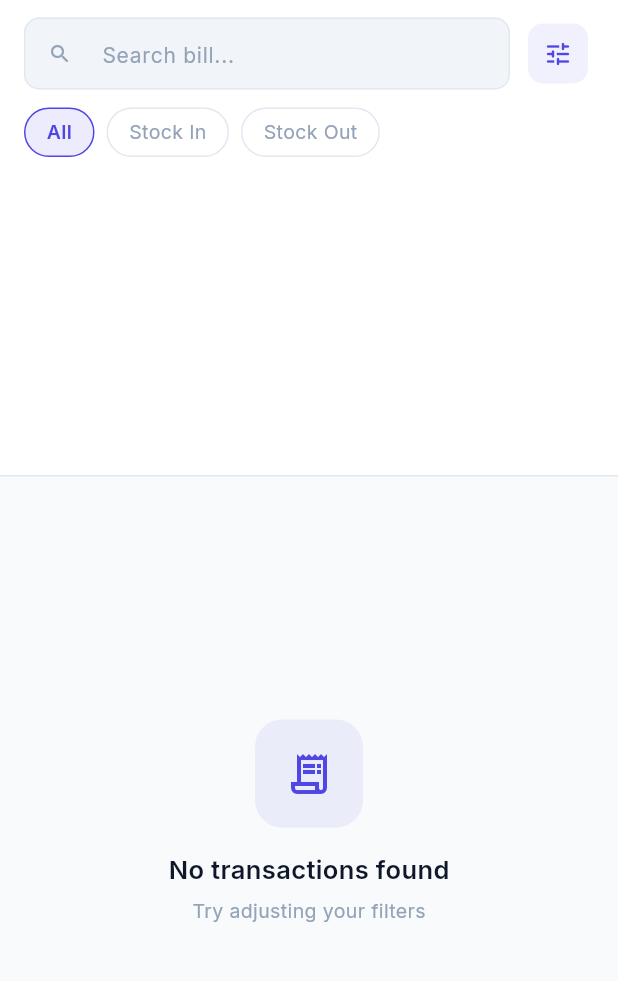
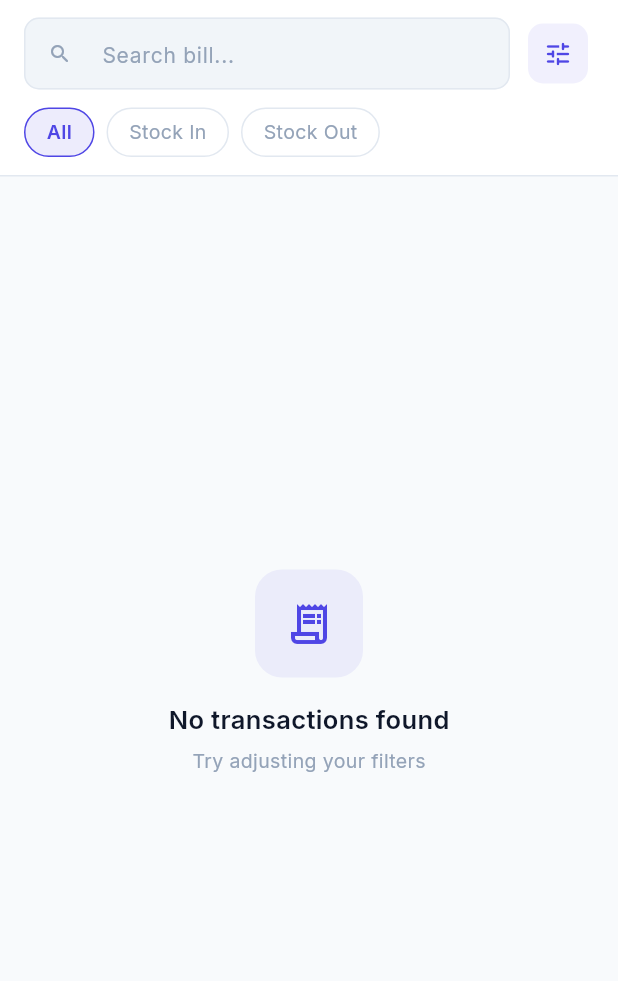
Before and after one commit to riazahmedmahin/textile_store_management, a Flutter app: the TransactionsScreen screen opened directly, on a phone screen of 412 x 824 dp, the part 68-1049 px from its top. Run offline on Flutter 3.47's test engine with Material 3 defaults, Android fonts, the phone set to English and light mode, and no system bars; our stand-ins replace fl_chart, google_fonts, shared_preferences; accounts and stored records are empty.

Commit message:
emove unnecessary bottom padding from transaction screen filter section

```diff
--- a/lib/screens/transactions/transactions_screen.dart
+++ b/lib/screens/transactions/transactions_screen.dart
@@ -162,9 +162,6 @@ class _TransactionsScreenState extends State<TransactionsScreen> {
                     onTap: (v) => setState(() => _typeFilter = v)),
               ],
             ),
-            SizedBox(
-              height: 200,
-            )
           ],
         ),
       );
```
